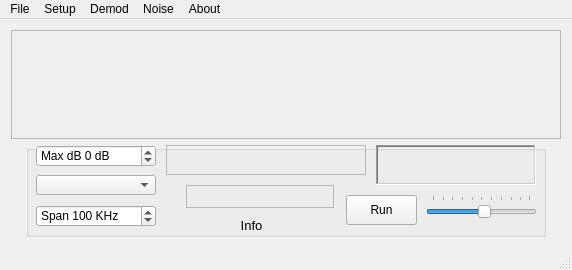
Before: the Qt Designer form macforms/mainwindow.ui in rafael2k/CuteSDR, drawn with Qt 5.
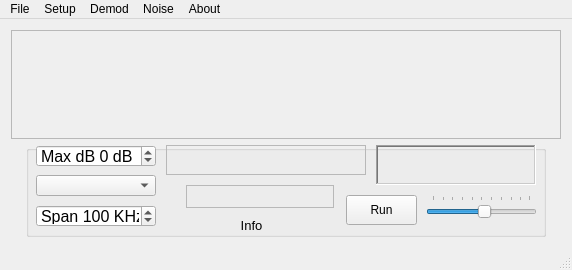
After: the same form once the commit is applied. Custom widgets are drawn as their Qt base class.

What changed in the file:
```diff
--- a/macforms/mainwindow.ui
+++ b/macforms/mainwindow.ui
@@ -205,6 +205,7 @@
          <property name="font">
           <font>
            <family>MS Shell Dlg 2</family>
+           <pointsize>12</pointsize>
            <weight>50</weight>
            <bold>false</bold>
           </font>
@@ -237,7 +238,7 @@
            <x>10</x>
            <y>30</y>
            <width>120</width>
-           <height>20</height>
+           <height>21</height>
           </rect>
          </property>
          <property name="sizePolicy">
@@ -252,6 +253,11 @@
            <height>0</height>
           </size>
          </property>
+         <property name="font">
+          <font>
+           <pointsize>12</pointsize>
+          </font>
+         </property>
          <property name="toolTip">
           <string>Vertical Scale</string>
          </property>
@@ -322,6 +328,11 @@
            <height>0</height>
           </size>
          </property>
+         <property name="font">
+          <font>
+           <pointsize>12</pointsize>
+          </font>
+         </property>
          <property name="toolTip">
           <string>Maximum Screen dB</string>
          </property>
```
